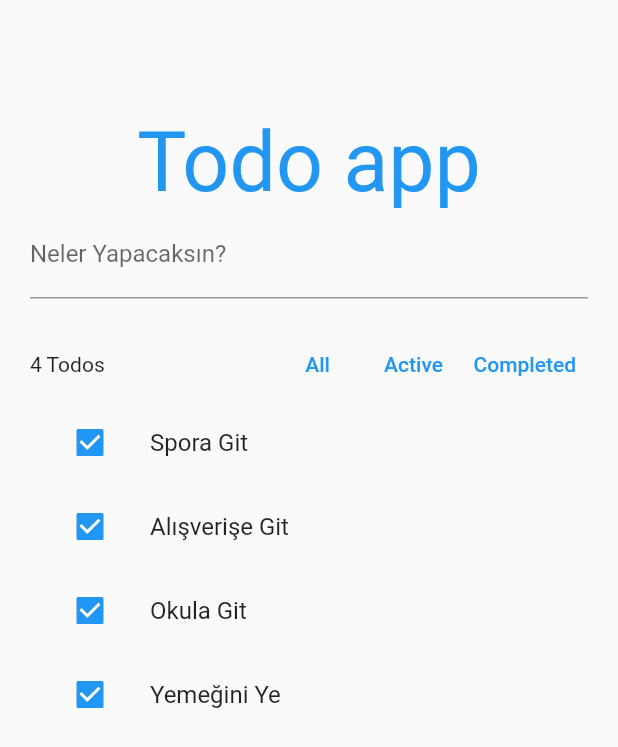
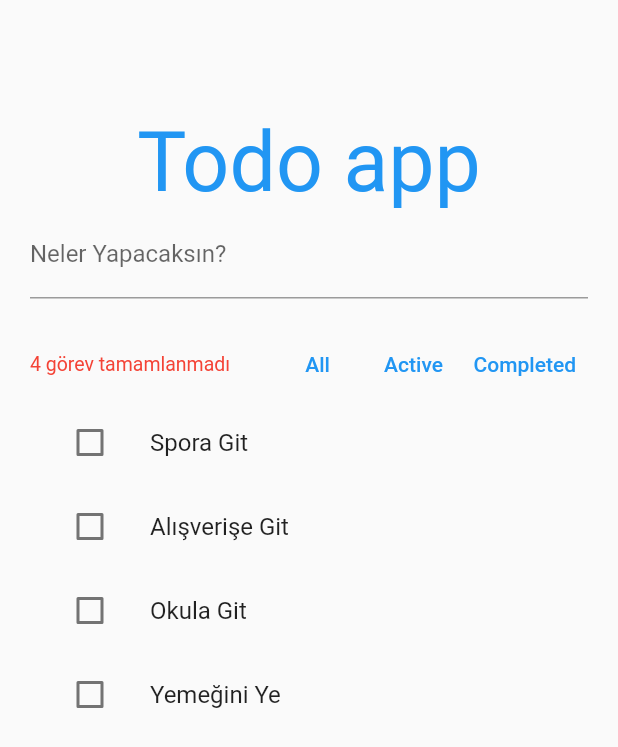
Before and after one commit to TarkanKara/Todo_App_Provider-Riverpod, a Flutter app: the screen it shows after launch, on a phone screen of 412 x 824 dp. Shown: the top 747 px of the screen. Run offline on Flutter 3.47's test engine with Material 2 defaults, Android fonts, the phone set to English and light mode, and no system bars; our stand-ins replace flutter_riverpod.

Commit message:
Complated Todos

```diff
--- a/lib/providers/todo_list_manager.dart
+++ b/lib/providers/todo_list_manager.dart
@@ -52,4 +52,9 @@ class TodoListManager extends StateNotifier<List<TodoModel>> {
   void removeTodo(TodoModel removeTodoss) {
     state = state.where((element) => element.id != removeTodoss.id).toList();
   }
+
+  //Tamamlanmamış Todo Sayısı
+  int onCompletedTodoCount() {
+    return state.where((element) => !element.completed).length;
+  }
 }
--- a/lib/todo_app.dart
+++ b/lib/todo_app.dart
@@ -40,9 +40,20 @@ class TodoApp extends ConsumerWidget {
           Row(
             mainAxisAlignment: MainAxisAlignment.spaceBetween,
             children: [
-              const Expanded(
-                child: Text("4 Todos"),
+              const newComplatedTodo(),
+              /*
+              Expanded(
+                child: Text(
+                  ref
+                      .watch(providerTodo.notifier)
+                      .onCompletedTodoCount()
+                      .toString(),
+                  style: const TextStyle(
+                    fontSize: 18,
+                  ),
+                ),
               ),
+              */
               newToltip("All", "All todos"),
               newToltip("Active", "Only Uncompleted todo"),
               newToltip("Completed", "Only completed todo"),
@@ -74,17 +85,45 @@ class TodoApp extends ConsumerWidget {
   }
 }
 
-class listTileWidget extends StatelessWidget {
+class newComplatedTodo extends ConsumerWidget {
+  const newComplatedTodo({
+    Key? key,
+  }) : super(key: key);
+
+  @override
+  Widget build(BuildContext context, WidgetRef ref) {
+    /* int complatedTodos =
+        ref.watch(providerTodo.notifier).onCompletedTodoCount(); */
+    int complatedTodos =
+        ref.watch(providerTodo).where((element) => !element.completed).length;
+    return Expanded(
+      child: Text(
+        complatedTodos == 0
+            ? "Yeni Görev ekle"
+            : "$complatedTodos görev tamamlanmadı",
+        overflow: TextOverflow.ellipsis,
+        style: const TextStyle(
+          fontSize: 13,
+          color: Colors.red,
+        ),
+      ),
+    );
+  }
+}
+
+class listTileWidget extends ConsumerWidget {
   TodoModel item;
   listTileWidget({super.key, required this.item});
 
   @override
-  Widget build(BuildContext context) {
+  Widget build(BuildContext context, WidgetRef ref) {
     return ListTile(
       title: Text(item.description),
       leading: Checkbox(
-        value: true,
-        onChanged: (value) {},
+        value: item.completed,
+        onChanged: (value) {
+          ref.read(providerTodo.notifier).toggle(item.id);
+        },
       ),
     );
   }
```
